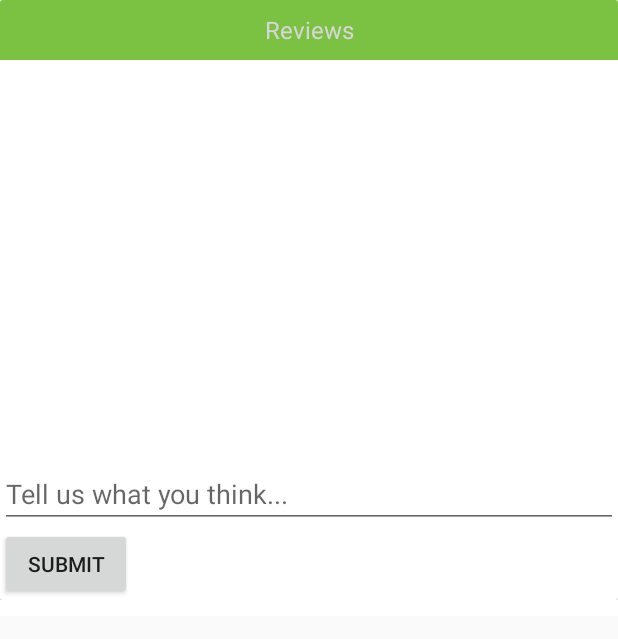
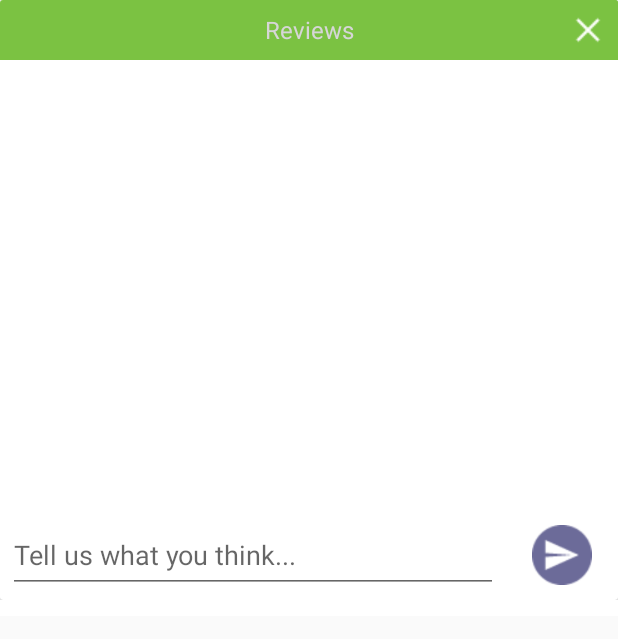
Before and after one commit to devesh2997/Saddacampus, an Android app: the RestaurantMenu screen opened directly, with no data from a screen before it, on a phone screen of 412 x 824 dp. Shown: the top 639 px of the screen. Run offline under Robolectric (Android 15) with nearby library versions, the phone set to English and light mode, and no system bars; our stand-ins replace Picasso, Volley; libraries missing offline, so code that uses them is left out: com.facebook, com.facebook.appevents, com.facebook.login, com.iarcuschin.simpleratingbar, com.instamojo.android and 3 more; plain views replace MaterialSearchView, SimpleRatingBar, SlidingUpPanelLayout; network calls fail; pictures from the network do not load; 25 statements that could not run were skipped.

Commit message:
Submit review design improvements

```diff
--- a/app/src/main/java/com/saddacampus/app/activity/RestaurantMenu.java
+++ b/app/src/main/java/com/saddacampus/app/activity/RestaurantMenu.java
@@ -15,6 +15,7 @@ import android.support.design.widget.Snackbar;
 import android.support.design.widget.TabLayout;
 import android.support.v4.content.ContextCompat;
 import android.support.v4.view.ViewPager;
+import android.support.v4.widget.SlidingPaneLayout;
 import android.support.v7.app.AppCompatActivity;
 import android.support.v7.widget.CardView;
 import android.support.v7.widget.LinearLayoutManager;
@@ -29,6 +30,7 @@ import android.view.inputmethod.EditorInfo;
 import android.widget.AdapterView;
 import android.widget.Button;
 import android.widget.EditText;
+import android.widget.ImageButton;
 import android.widget.ImageView;
 import android.widget.LinearLayout;
 import android.widget.RelativeLayout;
@@ -56,6 +58,7 @@ import com.saddacampus.app.helper.DBManager;
 import com.saddacampus.app.helper.RecommendationManager;
 import com.saddacampus.app.helper.SearchManager;
 import com.saddacampus.app.helper.SessionManager;
+import com.sothree.slidinguppanel.SlidingUpPanelLayout;
 import com.squareup.picasso.Picasso;
 import com.squareup.picasso.Transformation;
 
@@ -108,7 +111,8 @@ public class RestaurantMenu extends AppCompatActivity implements View.OnClickLis
     //Restaurant review views
     RecyclerView restaurantReviewsRecycler;
     EditText userReviewInput;
-    Button submitUserReviewButton;
+    ImageButton submitUserReviewButton;
+    SlidingUpPanelLayout reviewsSlider;
 
     //Restaurant recommendations views
     RecyclerView restaurantTopRatedItemsRecycler;
@@ -243,7 +247,8 @@ public class RestaurantMenu extends AppCompatActivity implements View.OnClickLis
         //Initialising restaurant review views.
         restaurantReviewsRecycler = (RecyclerView)findViewById(R.id.restaurant_reviews_recycler);
         userReviewInput = (EditText)findViewById(R.id.user_review_input);
-        submitUserReviewButton = (Button)findViewById(R.id.submit_review_button);
+        submitUserReviewButton = (ImageButton) findViewById(R.id.submit_review_button);
+        reviewsSlider = (SlidingUpPanelLayout)findViewById(R.id.sliding_layout);
 
         //initialising restaurant recommendations views
         /*restaurantTopRatedItemsRecycler = (RecyclerView)findViewById(R.id.restaurant_menu_top_rated_items_recycler);
@@ -266,7 +271,12 @@ public class RestaurantMenu extends AppCompatActivity implements View.OnClickLis
         submitUserReviewButton.setOnClickListener(new View.OnClickListener() {
             @Override
             public void onClick(View v) {
-                submitUserReview();
+                if(!userReviewInput.getText().toString().equals("")){
+                    submitUserReview();
+                }else{
+                    Toast.makeText(RestaurantMenu.this,"Enter your review first !",Toast.LENGTH_SHORT).show();
+                }
+
             }
         });
 
@@ -320,6 +330,8 @@ public class RestaurantMenu extends AppCompatActivity implements View.OnClickLis
 
 
         //setupFab();
+
+
 
     }
 
@@ -880,4 +892,8 @@ public class RestaurantMenu extends AppCompatActivity implements View.OnClickLis
         AppController.getInstance().addToRequestQueue(stringRequest);
 
     }
+
+    public void collapseReviews(View v){
+        reviewsSlider.setPanelState(SlidingUpPanelLayout.PanelState.COLLAPSED);
+    }
 }
--- a/app/src/main/java/com/saddacampus/app/app/Adapter/PreviousOrdersListAdapter.java
+++ b/app/src/main/java/com/saddacampus/app/app/Adapter/PreviousOrdersListAdapter.java
@@ -17,6 +17,8 @@ import com.saddacampus.app.app.Config.Config;
 import com.saddacampus.app.app.DataObjects.CartItem;
 import com.saddacampus.app.app.DataObjects.PreviousOrder;
 import com.squareup.picasso.Picasso;
+import com.zopim.android.sdk.api.ZopimChat;
+import com.zopim.android.sdk.model.VisitorInfo;
 
 import java.util.ArrayList;
 
@@ -150,6 +152,24 @@ public class PreviousOrdersListAdapter extends RecyclerView.Adapter<PreviousOrde
                 }
             });
 
+            if(AppController.getInstance().getSessionManager().getKeyAuthProvider().equals(Config.KEY_FB_AUTH_PROVIDER)){
+                VisitorInfo visitorData = new VisitorInfo.Builder()
+                        .name(AppController.getInstance().getDbManager().getFacebookUserDetails().get("name"))
+                        .email(AppController.getInstance().getSessionManager().getFbUserSavedEmail())
+                        .phoneNumber(AppController.getInstance().getSessionManager().getFbUserSavedMobile())
+                        .note(previousOrder.getOrderId())
+                        .build();
+                ZopimChat.setVisitorInfo(visitorData);
+            }else if(AppController.getInstance().getSessionManager().getKeyAuthProvider().equals(Config.KEY_CUSTOM_AUTH_PROVIDER)){
+                VisitorInfo visitorData = new VisitorInfo.Builder()
+                        .name(AppController.getInstance().getDbManager().getUserDetails().get("name"))
+                        .email(AppController.getInstance().getDbManager().getUserDetails().get("email"))
+                        .phoneNumber(AppController.getInstance().getDbManager().getUserDetails().get("mobile"))
+                        .note(previousOrder.getOrderId())
+                        .build();
+                ZopimChat.setVisitorInfo(visitorData);
+            }
+
         }
 
         private void addOrderToCart(PreviousOrder previousOrder){
--- a/app/src/main/res/layout/activity_restaurant_menu_v4.xml
+++ b/app/src/main/res/layout/activity_restaurant_menu_v4.xml
@@ -83,8 +83,8 @@
 
                                     <LinearLayout
                                         android:id="@+id/restaurant_offer_container"
-                                        android:layout_width="100dp"
-                                        android:layout_height="100dp"
+                                        android:layout_width="85dp"
+                                        android:layout_height="85dp"
                                         android:background="@drawable/triangular_background"
                                         android:orientation="vertical">
 
@@ -188,10 +188,10 @@
                                         android:layout_below="@+id/restaurant_deliveryCharge_view"
                                         android:orientation="vertical"
                                         android:gravity="center">
-                                        <ImageView
+                                        <!--<ImageView
                                             android:layout_width="50dp"
                                             android:layout_height="50dp"
-                                            android:src="@drawable/free_delivery2"/>
+                                            android:src="@drawable/free_delivery2"/>-->
                                         <TextView
                                             android:layout_width="wrap_content"
                                             android:layout_height="wrap_content"
@@ -205,15 +205,16 @@
                                         android:layout_width="wrap_content"
                                         android:layout_height="wrap_content"
                                         android:layout_below="@+id/restaurant_deliveryCharge_view"
-                                        android:orientation="vertical"
+                                        android:orientation="horizontal"
                                         android:gravity="center"
                                         android:layout_marginStart="80dp">
 
-                                        <ImageView
+                                        <!--<ImageView
                                             android:layout_width="50dp"
                                             android:layout_height="50dp"
                                             android:layout_below="@+id/restaurant_deliveryCharge_view"
-                                            android:src="@drawable/online_payment"/>
+                                            android:src="@drawable/online_payment"/>-->
+
 
                                         <TextView
                                             android:layout_width="wrap_content"
@@ -401,6 +402,15 @@
                         android:textSize="16sp"
                         android:background="@color/colorGreenLight2"/>
 
+                    <ImageButton
+                        android:layout_width="40dp"
+                        android:layout_height="40dp"
+                        android:layout_alignParentTop="true"
+                        android:layout_alignParentEnd="true"
+                        android:src="@drawable/close_white"
+                        android:background="@color/colorGreenLight2"
+                        android:onClick="collapseReviews"/>
+
                     <!--<LinearLayout
                         android:id="@+id/restaurant_menu_recommendations_container"
                         android:layout_width="match_parent"
@@ -484,28 +494,36 @@
                         android:layout_width="match_parent"
                         android:layout_height="wrap_content" />
 
-                    <RelativeLayout
+                    <LinearLayout
                         android:layout_width="match_parent"
-                        android:layout_height="wrap_content"
+                        android:layout_height="60dp"
                         android:layout_alignParentBottom="true"
-                        android:layout_marginTop="50dp">
+                        android:layout_marginTop="30dp"
+                        android:orientation="horizontal"
+                        android:weightSum="100">
+
 
                         <EditText
                             android:id="@+id/user_review_input"
-                            android:layout_width="match_parent"
-                            android:layout_height="wrap_content"
+                            android:layout_width="wrap_content"
+                            android:layout_height="50dp"
                             android:hint="Tell us what you think..."
                             android:inputType="text"
-                            android:imeOptions="actionDone"/>
+                            android:imeOptions="actionDone"
+                            android:layout_margin="5dp"
+                            android:layout_weight="90"/>
 
-                        <Button
+                        <ImageButton
                             android:id="@+id/submit_review_button"
-                            android:layout_width="wrap_content"
-                            android:layout_height="wrap_content"
-                            android:text="Submit"
-                            android:layout_below="@+id/user_review_input"/>
+                            android:layout_width="40dp"
+                            android:layout_height="40dp"
+                            android:src="@drawable/send_bg"
+                            android:layout_margin="10dp"
+                            android:background="@color/colorWhite"
+                            android:scaleType="fitCenter"
+                            android:layout_weight="10"/>
 
-                    </RelativeLayout>
+                    </LinearLayout>
                 </RelativeLayout>
 
 
```
Also changed, not shown: app/src/main/res/drawable/send.png (added), app/src/main/res/drawable/send_bg.png (added).
